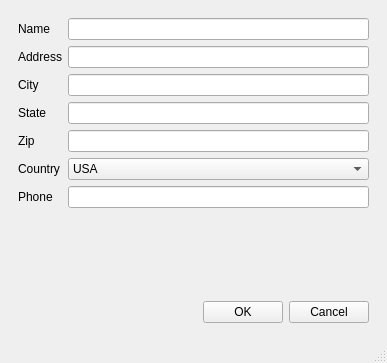
This is 14/6/1/addresswindow.ui in jurikimurik/QT__introduction_exercises as Qt 5 draws it before an edit. The edited form follows.
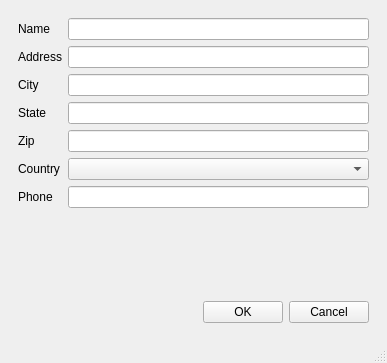
This is the edited form.

Commit message: 14.6.1: GUI and CountryProps are now connected.

```diff
--- a/14/6/1/addresswindow.ui
+++ b/14/6/1/addresswindow.ui
@@ -76,13 +76,7 @@
         </widget>
        </item>
        <item row="5" column="1">
-        <widget class="QComboBox" name="m_countryBox">
-         <item>
-          <property name="text">
-           <string>USA</string>
-          </property>
-         </item>
-        </widget>
+        <widget class="QComboBox" name="m_countryBox"/>
        </item>
        <item row="6" column="0">
         <widget class="QLabel" name="m_phoneLabel">
```
The commit also changes 6 other files.
